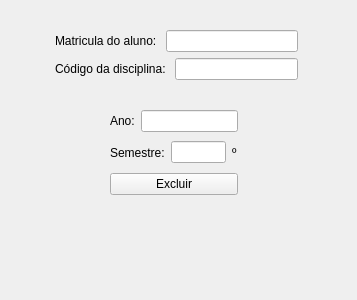
Qt form SistemaDeMatriculas-V0/excluirmatricula.ui (leonardopereira10/UEG) before a commit.
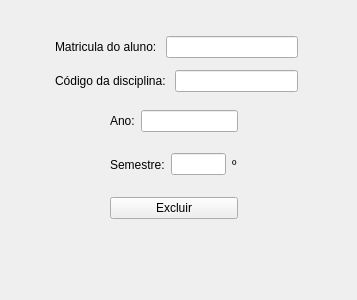
The same form after that commit. Icons and pictures are not drawn.

Diff of the .ui file:
```diff
--- a/SistemaDeMatriculas-V0/excluirmatricula.ui
+++ b/SistemaDeMatriculas-V0/excluirmatricula.ui
@@ -33,13 +33,13 @@
     <string/>
    </property>
   </widget>
-  <widget class="QWidget" name="">
+  <widget class="QWidget" name="layoutWidget">
    <property name="geometry">
     <rect>
      <x>110</x>
      <y>110</y>
      <width>128</width>
-     <height>85</height>
+     <height>109</height>
     </rect>
    </property>
    <layout class="QVBoxLayout" name="verticalLayout_3">
@@ -106,13 +106,13 @@
     </item>
    </layout>
   </widget>
-  <widget class="QWidget" name="">
+  <widget class="QWidget" name="layoutWidget">
    <property name="geometry">
     <rect>
      <x>55</x>
      <y>30</y>
      <width>243</width>
-     <height>52</height>
+     <height>70</height>
     </rect>
    </property>
    <layout class="QVBoxLayout" name="verticalLayout">
```
Left out of the diff: 6 changed lines with no effect on the pictures.
